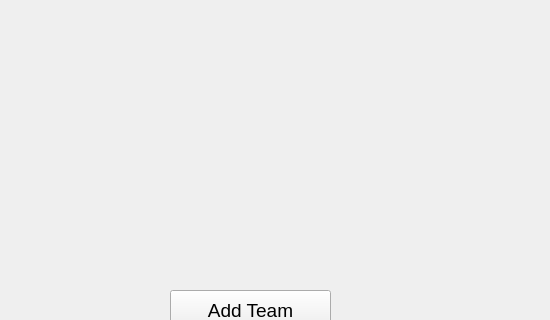
The window that QTfrontend/hwform.ui (burp/hedgewars) describes before a commit, drawn with Qt 5; both pictures show x 90 to 640 and y 0 to 320 of the 640 by 450 pixel window.
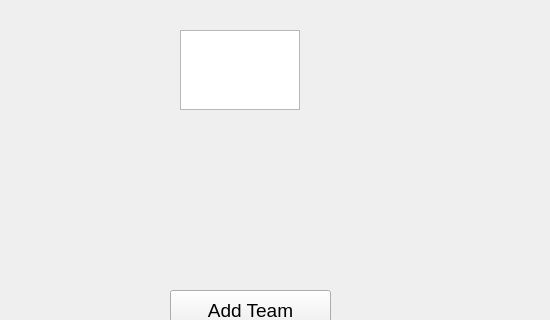
The same window after the commit. The open tabs and pages were chosen to show the change. Icons and pictures are not drawn.

The edit to the form file:
```diff
--- a/QTfrontend/hwform.ui
+++ b/QTfrontend/hwform.ui
@@ -998,6 +998,16 @@
        <bool>false</bool>
       </property>
      </widget>
+     <widget class="QListWidget" name="listNetTeams" >
+      <property name="geometry" >
+       <rect>
+        <x>270</x>
+        <y>30</y>
+        <width>120</width>
+        <height>80</height>
+       </rect>
+      </property>
+     </widget>
     </widget>
     <widget class="QWidget" name="pageMain" >
      <widget class="QPushButton" name="BtnSinglePlayer" >
```
Left out of the diff: 6 changed lines with no effect on the pictures.
